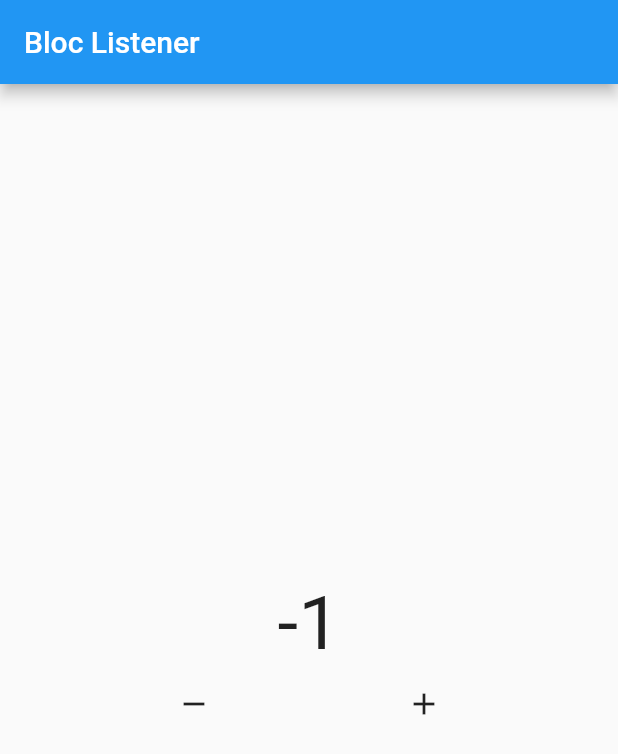
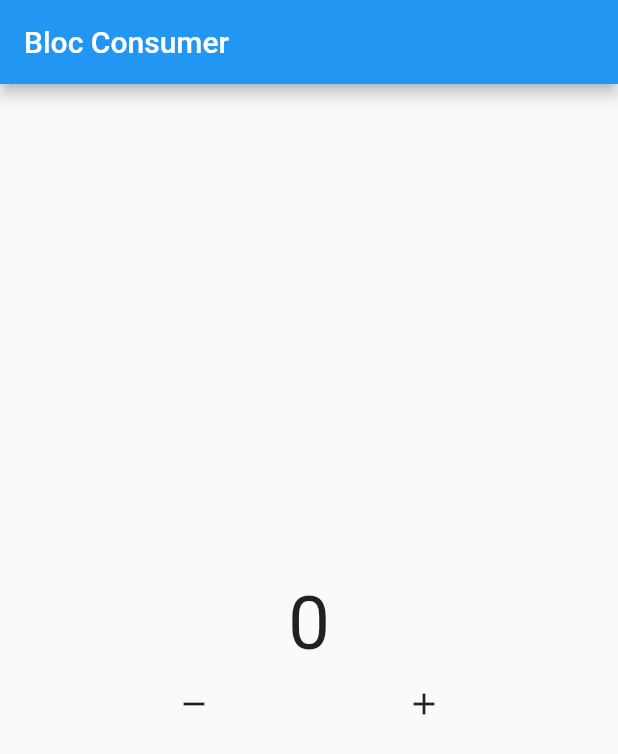
Before and after one commit to zeindevs/FlutterBloc, a Flutter app: the screen it shows after launch, after a tap on the "add" icon, on a phone screen of 412 x 824 dp. Shown: the top 754 px of the screen. Run offline on Flutter 3.47's test engine with Material 2 defaults, Android fonts, the phone set to English and light mode, and no system bars; our stand-ins replace bloc, flutter_bloc.

Commit message:
06-bloc-consumer

```diff
--- a/lib/pages/home.dart
+++ b/lib/pages/home.dart
@@ -16,16 +16,16 @@ class _HomePageState extends State<HomePage> {
   @override
   Widget build(BuildContext context) {
     return Scaffold(
-      appBar: AppBar(title: const Text("Bloc Listener")),
+      appBar: AppBar(title: const Text("Bloc Consumer")),
       body: Column(
         mainAxisAlignment: MainAxisAlignment.center,
         children: [
-          BlocListener<Counter, int>(
+          BlocConsumer<Counter, int>(
             bloc: counter,
+            builder: (context, state) {
+              return Text("$state", style: const TextStyle(fontSize: 50));
+            },
             listener: (context, state) {
-              if (kDebugMode) {
-                print(state);
-              }
               ScaffoldMessenger.of(context).showSnackBar(
                 const SnackBar(
                   duration: Duration(seconds: 1),
@@ -33,15 +33,12 @@ class _HomePageState extends State<HomePage> {
                 ),
               );
             },
+            buildWhen: (previous, current) {
+              return current == 10 ? true : false;
+            },
             listenWhen: (previous, current) {
               return current % 2 == 0 ? true : false;
             },
-            child: BlocBuilder<Counter, int>(
-              bloc: counter,
-              builder: (context, state) {
-                return Text("$state", style: const TextStyle(fontSize: 50));
-              },
-            ),
           ),
           Row(
             mainAxisAlignment: MainAxisAlignment.spaceEvenly,
```
